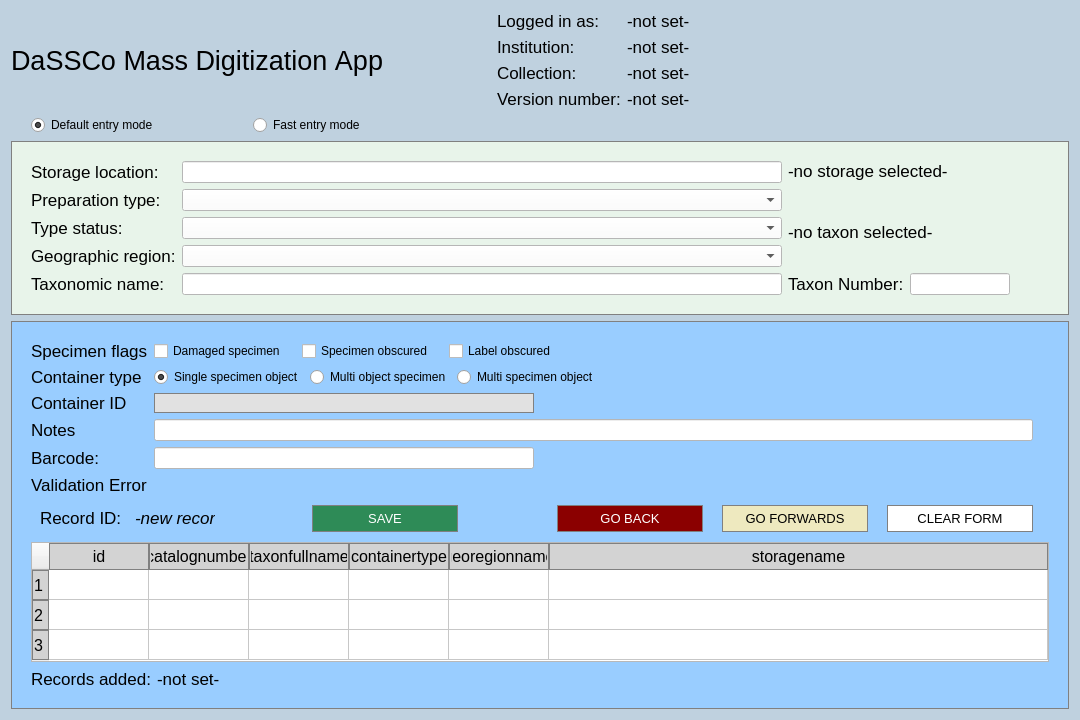
The window that MassDigitizer/ui/specimendataentry.ui (NHMDenmark/Mass-Digitizer) describes before a commit, drawn with Qt 5.
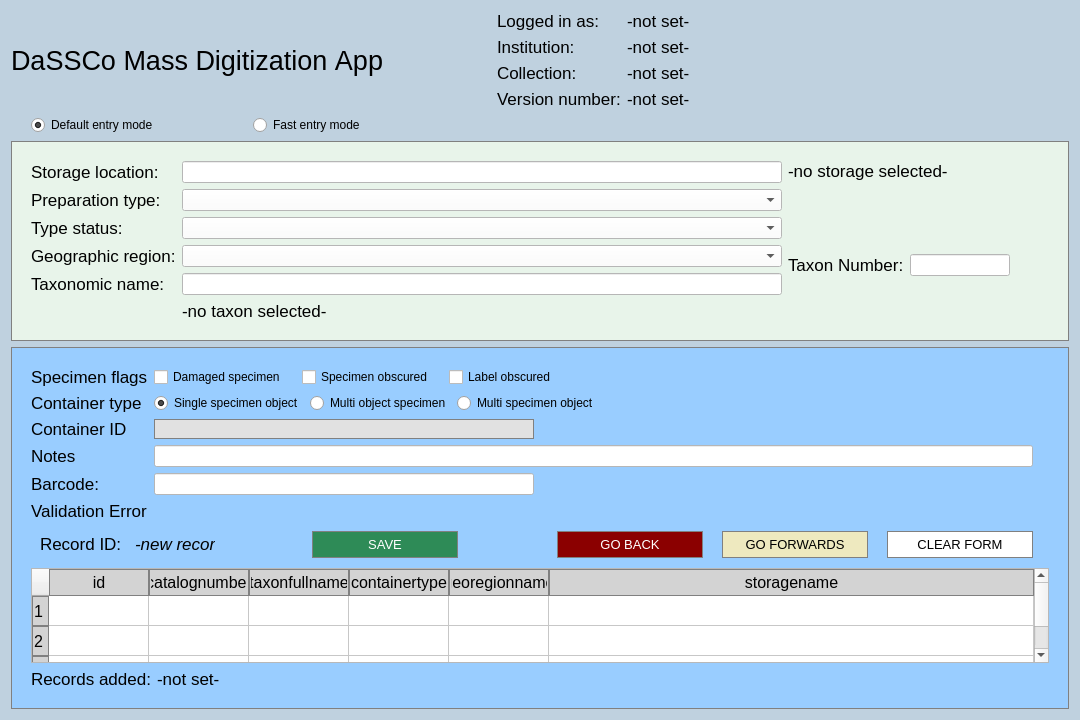
The same window after the commit. Icons and pictures are not drawn.

Patch:
```diff
--- a/MassDigitizer/ui/specimendataentry.ui
+++ b/MassDigitizer/ui/specimendataentry.ui
@@ -356,6 +356,28 @@
           <item row="4" column="1">
            <widget class="QLineEdit" name="inpTaxonName"/>
           </item>
+          <item row="5" column="1">
+           <widget class="QLabel" name="txtTaxonFullname">
+            <property name="minimumSize">
+             <size>
+              <width>0</width>
+              <height>0</height>
+             </size>
+            </property>
+            <property name="text">
+             <string>-no taxon selected-</string>
+            </property>
+            <property name="alignment">
+             <set>Qt::AlignmentFlag::AlignLeading|Qt::AlignmentFlag::AlignLeft|Qt::AlignmentFlag::AlignTop</set>
+            </property>
+            <property name="wordWrap">
+             <bool>true</bool>
+            </property>
+            <property name="class" stdset="0">
+             <string>QLabelMetaInfo</string>
+            </property>
+           </widget>
+          </item>
          </layout>
         </item>
        </layout>
@@ -400,35 +422,13 @@
           </property>
          </spacer>
         </item>
-        <item>
-         <widget class="QLabel" name="txtTaxonFullname">
-          <property name="minimumSize">
-           <size>
-            <width>0</width>
-            <height>35</height>
-           </size>
-          </property>
-          <property name="text">
-           <string>-no taxon selected-</string>
-          </property>
-          <property name="alignment">
-           <set>Qt::AlignmentFlag::AlignLeading|Qt::AlignmentFlag::AlignLeft|Qt::AlignmentFlag::AlignTop</set>
-          </property>
-          <property name="wordWrap">
-           <bool>true</bool>
-          </property>
-          <property name="class" stdset="0">
-           <string>QLabelMetaInfo</string>
-          </property>
-         </widget>
-        </item>
         <item>
          <layout class="QFormLayout" name="formLayout_2">
           <property name="labelAlignment">
-           <set>Qt::AlignmentFlag::AlignBottom|Qt::AlignmentFlag::AlignLeading|Qt::AlignmentFlag::AlignLeft</set>
+           <set>Qt::AlignmentFlag::AlignLeading|Qt::AlignmentFlag::AlignLeft|Qt::AlignmentFlag::AlignTop</set>
           </property>
           <property name="formAlignment">
-           <set>Qt::AlignmentFlag::AlignBottom|Qt::AlignmentFlag::AlignLeading|Qt::AlignmentFlag::AlignLeft</set>
+           <set>Qt::AlignmentFlag::AlignLeading|Qt::AlignmentFlag::AlignLeft|Qt::AlignmentFlag::AlignTop</set>
           </property>
           <item row="0" column="0">
            <widget class="QLabel" name="lblTaxonNumber">
```
